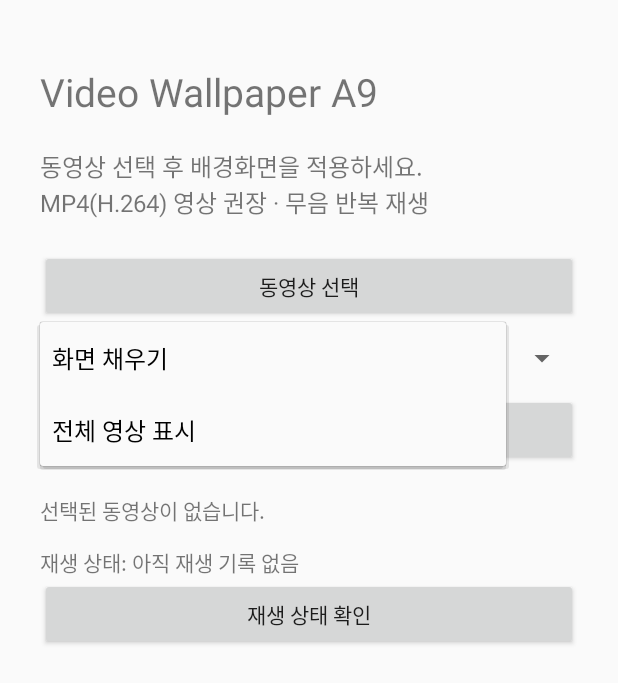
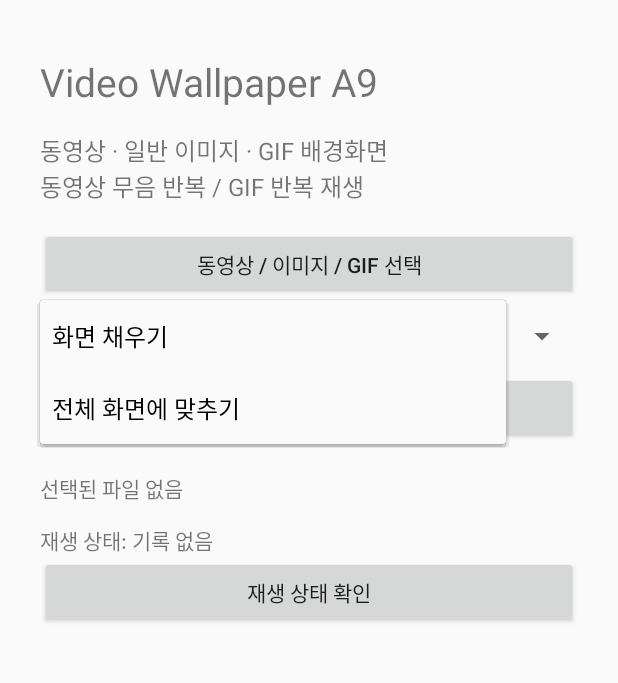
Before and after one commit to maakyuo/-, an Android app: the screen it shows after launch (MainActivity), after a tap on "화면 채우기", on a phone screen of 412 x 824 dp. Shown: the top 683 px of the screen. Run offline under Robolectric (Android 15) with nearby library versions, the phone set to English and light mode, and no system bars.

Commit message:
Add image and animated GIF wallpaper support: MainActivity.java

```diff
--- a/VideoWallpaperA9/app/src/main/java/com/example/videowallpapera9/MainActivity.java
+++ b/VideoWallpaperA9/app/src/main/java/com/example/videowallpapera9/MainActivity.java
@@ -4,38 +4,53 @@ import android.app.WallpaperManager;
 import android.content.Intent;
 import android.net.Uri;
 import android.os.Bundle;
-import android.view.Gravity;
+import android.provider.OpenableColumns;
+import android.database.Cursor;
 import android.widget.*;
 import java.io.*;
 public class MainActivity extends Activity {
- TextView status,diagnostic;
- Button apply;
- static final int PICK_VIDEO=100;
+ TextView status,diagnostic; Button apply;
+ static final int PICK_MEDIA=100;
  @Override public void onCreate(Bundle b){super.onCreate(b);
-  LinearLayout root=new LinearLayout(this);root.setOrientation(1);root.setPadding(40,65,40,30);root.setGravity(Gravity.CENTER_HORIZONTAL);
+  LinearLayout root=new LinearLayout(this);root.setOrientation(1);root.setPadding(40,55,40,30);root.setGravity(android.view.Gravity.CENTER_HORIZONTAL);
   TextView title=new TextView(this);title.setText("Video Wallpaper A9");title.setTextSize(26);root.addView(title);
-  TextView hint=new TextView(this);hint.setText("동영상 선택 후 배경화면을 적용하세요.\nMP4(H.264) 영상 권장 · 무음 반복 재생");hint.setTextSize(16);hint.setPadding(0,30,0,30);root.addView(hint);
-  Button pick=new Button(this);pick.setText("동영상 선택");root.addView(pick);
-  Spinner mode=new Spinner(this);String[] modes={"화면 채우기","전체 영상 표시"};mode.setAdapter(new ArrayAdapter<String>(this,android.R.layout.simple_spinner_dropdown_item,modes));mode.setSelection(getPreferences(0).getInt("fit",0));root.addView(mode);
+  TextView hint=new TextView(this);hint.setText("동영상 · 일반 이미지 · GIF 배경화면\n동영상 무음 반복 / GIF 반복 재생");hint.setTextSize(16);hint.setPadding(0,24,0,24);root.addView(hint);
+  Button pick=new Button(this);pick.setText("동영상 / 이미지 / GIF 선택");root.addView(pick);
+  Spinner mode=new Spinner(this);String[] modes={"화면 채우기","전체 화면에 맞추기"};mode.setAdapter(new ArrayAdapter<String>(this,android.R.layout.simple_spinner_dropdown_item,modes));mode.setSelection(getPreferences(0).getInt("fit",0));root.addView(mode);
   mode.setOnItemSelectedListener(new android.widget.AdapterView.OnItemSelectedListener(){public void onNothingSelected(android.widget.AdapterView<?> p){}public void onItemSelected(android.widget.AdapterView<?> p,android.view.View v,int pos,long id){getPreferences(0).edit().putInt("fit",pos).apply();}});
   apply=new Button(this);apply.setText("배경화면 적용");root.addView(apply);
   status=new TextView(this);status.setPadding(0,28,0,0);root.addView(status);
   diagnostic=new TextView(this);diagnostic.setPadding(0,20,0,0);root.addView(diagnostic);
   Button refresh=new Button(this);refresh.setText("재생 상태 확인");root.addView(refresh);
   setContentView(root);
-  pick.setOnClickListener(v->{Intent i=new Intent(Intent.ACTION_OPEN_DOCUMENT);i.setType("video/*");i.addCategory(Intent.CATEGORY_OPENABLE);startActivityForResult(i,PICK_VIDEO);});
-  apply.setOnClickListener(v->{File f=new File(getFilesDir(),"wallpaper.mp4");if(!f.isFile()||f.length()==0){Toast.makeText(this,"먼저 동영상을 선택하세요",Toast.LENGTH_SHORT).show();return;}Intent i=new Intent(WallpaperManager.ACTION_CHANGE_LIVE_WALLPAPER);i.putExtra(WallpaperManager.EXTRA_LIVE_WALLPAPER_COMPONENT,new android.content.ComponentName(this,VideoWallpaperService.class));try{startActivity(i);}catch(Exception e){status.setText("적용 화면 열기 실패: "+e.getMessage());}});
+  pick.setOnClickListener(v->{Intent i=new Intent(Intent.ACTION_OPEN_DOCUMENT);i.setType("*/*");i.putExtra(Intent.EXTRA_MIME_TYPES,new String[]{"video/*","image/*"});i.addCategory(Intent.CATEGORY_OPENABLE);startActivityForResult(i,PICK_MEDIA);});
+  apply.setOnClickListener(v->{if(!new File(getFilesDir(),"wallpaper_media").isFile()){Toast.makeText(this,"먼저 파일을 선택하세요",Toast.LENGTH_SHORT).show();return;}Intent i=new Intent(WallpaperManager.ACTION_CHANGE_LIVE_WALLPAPER);i.putExtra(WallpaperManager.EXTRA_LIVE_WALLPAPER_COMPONENT,new android.content.ComponentName(this,VideoWallpaperService.class));try{startActivity(i);}catch(Exception e){status.setText("적용 실패: "+e.getMessage());}});
   refresh.setOnClickListener(v->refresh());refresh();
  }
- void refresh(){File f=new File(getFilesDir(),"wallpaper.mp4");status.setText(f.isFile()?"저장된 동영상: "+f.length()+" 바이트":"선택된 동영상이 없습니다.");diagnostic.setText("재생 상태: "+getSharedPreferences("wallpaper_status",MODE_PRIVATE).getString("status","아직 재생 기록 없음"));}
+ void refresh(){File f=new File(getFilesDir(),"wallpaper_media");String type=getSharedPreferences("wallpaper_media",MODE_PRIVATE).getString("type","없음");status.setText(f.isFile()?"선택된 파일: "+type+" / "+f.length()+" 바이트":"선택된 파일 없음");diagnostic.setText("재생 상태: "+getSharedPreferences("wallpaper_status",MODE_PRIVATE).getString("status","기록 없음"));}
  @Override protected void onResume(){super.onResume();if(status!=null)refresh();}
- @Override protected void onActivityResult(int req,int res,Intent data){super.onActivityResult(req,res,data);if(req!=PICK_VIDEO||res!=RESULT_OK||data==null)return;Uri uri=data.getData();status.setText("동영상 복사 중...");apply.setEnabled(false);new Thread(()->{
-  File target=new File(getFilesDir(),"wallpaper.mp4"),temp=new File(getFilesDir(),"wallpaper.tmp");
-  try(InputStream in=getContentResolver().openInputStream(uri);OutputStream out=new FileOutputStream(temp)){
-   byte[] buf=new byte[65536];int n;while((n=in.read(buf))!=-1)out.write(buf,0,n);
-   if(temp.length()==0)throw new IOException("빈 파일입니다");
-   java.nio.file.Files.move(temp.toPath(),target.toPath(),java.nio.file.StandardCopyOption.REPLACE_EXISTING);
-   runOnUiThread(()->{apply.setEnabled(true);refresh();Toast.makeText(this,"영상 선택 완료",Toast.LENGTH_SHORT).show();});
-  }catch(Exception e){temp.delete();runOnUiThread(()->{apply.setEnabled(true);status.setText("복사 오류: "+e.getMessage());});}
- }).start();}
+ @Override protected void onActivityResult(int req,int res,Intent data){super.onActivityResult(req,res,data);if(req!=PICK_MEDIA||res!=RESULT_OK||data==null)return;
+  Uri uri=data.getData();String mime=getContentResolver().getType(uri);String name="";
+  try(Cursor cur=getContentResolver().query(uri,new String[]{OpenableColumns.DISPLAY_NAME},null,null,null)){if(cur!=null&&cur.moveToFirst())name=cur.getString(0);}
+  String lower=name==null?"":name.toLowerCase(java.util.Locale.ROOT);
+  final String type;
+  if("image/gif".equals(mime)||lower.endsWith(".gif"))type="gif";
+  else if(mime!=null&&mime.startsWith("video/"))type="video";
+  else if(mime!=null&&mime.startsWith("image/"))type="image";
+  else {status.setText("지원하지 않는 파일입니다.");return;}
+  status.setText("파일 복사 중...");apply.setEnabled(false);
+  new Thread(()->{
+   File target=new File(getFilesDir(),"wallpaper_media"),temp=new File(getFilesDir(),"wallpaper_media.tmp");
+   try(InputStream in=getContentResolver().openInputStream(uri);OutputStream out=new FileOutputStream(temp)){
+    if(in==null)throw new IOException("파일을 열 수 없습니다");
+    byte[] buf=new byte[65536];int n;while((n=in.read(buf))!=-1)out.write(buf,0,n);
+    if(temp.length()==0)throw new IOException("빈 파일입니다");
+    if(type.equals("image")&&android.graphics.BitmapFactory.decodeFile(temp.getAbsolutePath())==null)throw new IOException("지원되지 않는 이미지");
+    if(type.equals("gif")&&android.graphics.Movie.decodeFile(temp.getAbsolutePath())==null)throw new IOException("지원되지 않는 GIF");
+    java.nio.file.Files.move(temp.toPath(),target.toPath(),java.nio.file.StandardCopyOption.REPLACE_EXISTING);
+    getSharedPreferences("wallpaper_media",MODE_PRIVATE).edit().putString("type",type).apply();
+    runOnUiThread(()->{apply.setEnabled(true);refresh();Toast.makeText(this,"파일 선택 완료",Toast.LENGTH_SHORT).show();});
+   }catch(Exception e){temp.delete();runOnUiThread(()->{apply.setEnabled(true);status.setText("파일 오류: "+e.getMessage());});}
+  }).start();
+ }
 }
```
